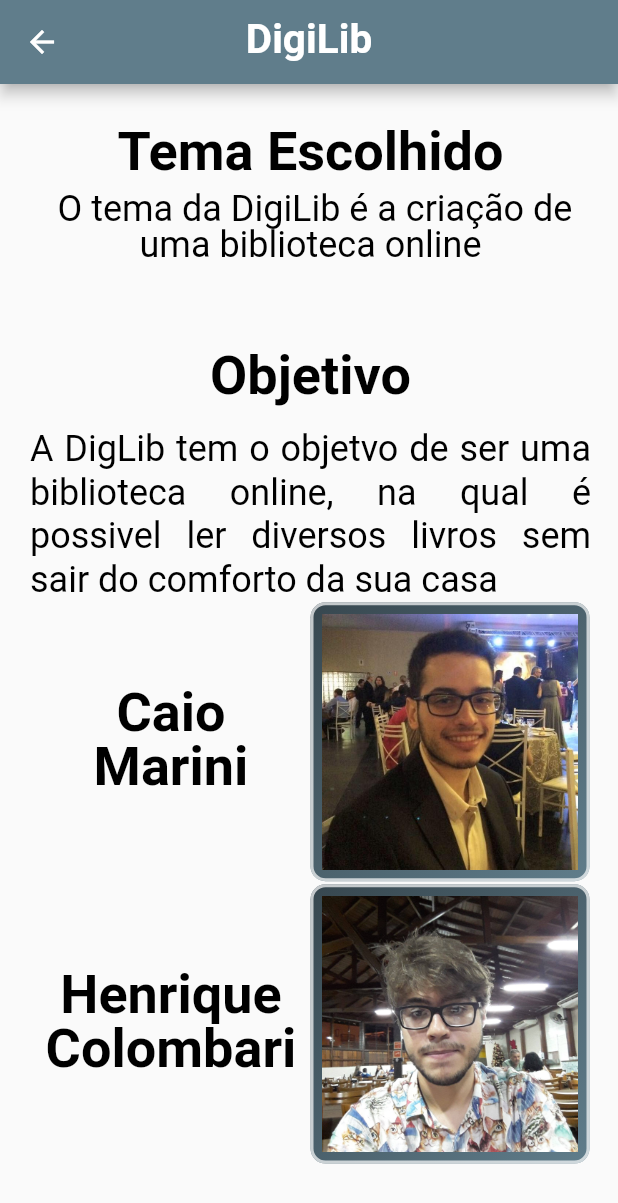
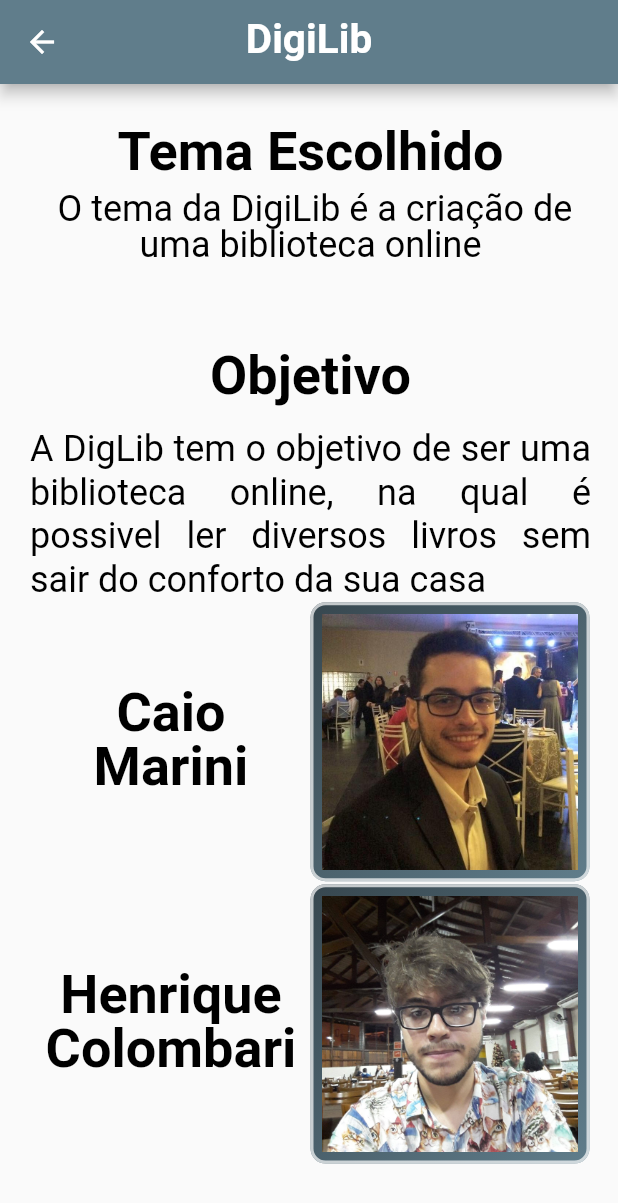
Before and after one commit to CaioMarini/DigiLib, a Flutter app: the TelaInformacao screen opened by its route, on a phone screen of 412 x 824 dp. Shown: the top 1203 px of the screen. Run offline on Flutter 3.47's test engine with Material 2 defaults, Android fonts, the phone set to English and light mode, and no system bars; our stand-ins replace cloud_firestore, firebase_storage, rflutter_alert; missing offline and left inert: flutter_dialogs, flutter_full_pdf_viewer; accounts and stored records are empty.

Commit message:
Ajustes Finais

```diff
--- a/lib/Telas/telaInformacao.dart
+++ b/lib/Telas/telaInformacao.dart
@@ -83,8 +83,8 @@ class TelaInformacao extends StatelessWidget {
                   children: <Widget>[
                     Expanded(
                       child: Text(
-                        "A DigLib tem o objetvo de ser uma biblioteca online,"
-                        " na qual é possivel ler diversos livros sem sair do comforto da sua casa ",
+                        "A DigLib tem o objetivo de ser uma biblioteca online,"
+                        " na qual é possivel ler diversos livros sem sair do conforto da sua casa ",
                         textAlign: TextAlign.justify,
                         style: TextStyle(
                             color: Colors.black,
```
